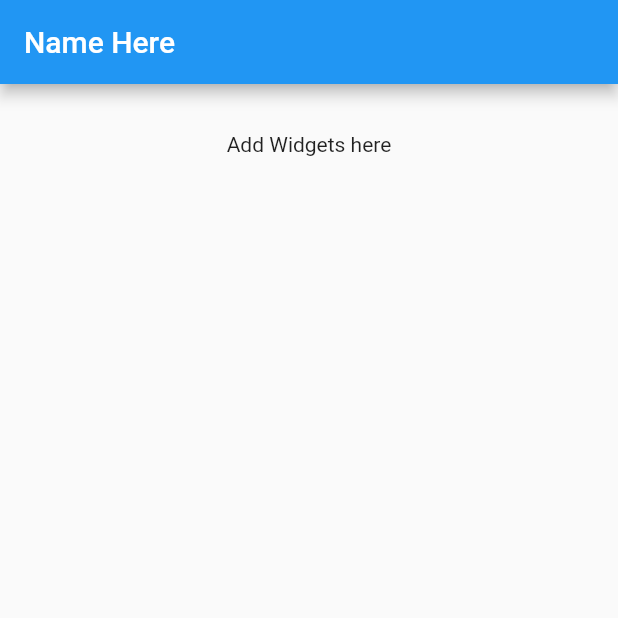
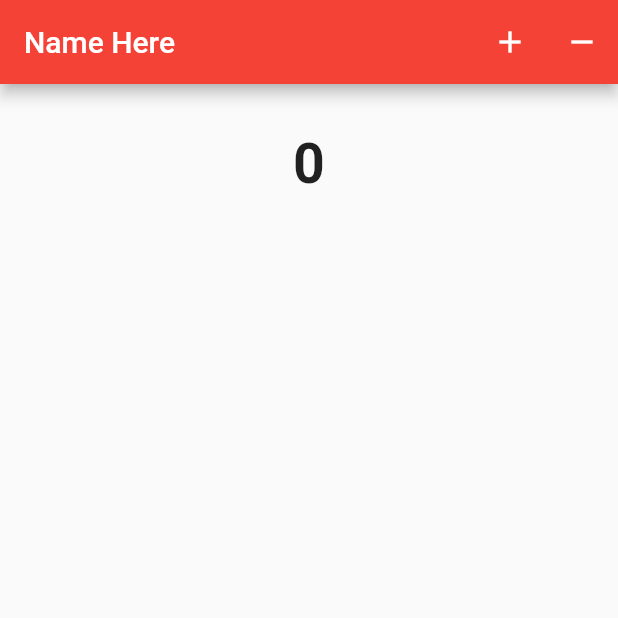
Before and after one commit to addeeandra/flutter-course-udemy, a Flutter app: the screen it shows after launch, on a phone screen of 412 x 824 dp, the top half of it. Run offline on Flutter 3.47's test engine with Material 2 defaults, Android fonts, the phone set to English and light mode, and no system bars.

Commit message:
complete scaf1-appbar

```diff
--- a/lib/main.dart
+++ b/lib/main.dart
@@ -10,17 +10,39 @@ class MyApp extends StatefulWidget {
 }
 
 class _State extends State<MyApp> {
+
+  int _value = 0;
+
+  void _add() {
+    setState(() {
+      _value++;
+    });
+  }
+
+  void _remove() {
+    setState(() {
+      _value--;
+    });
+  }
+
   @override
   Widget build(BuildContext context) {
     return Scaffold(
       appBar: AppBar(
         title: Text('Name Here'),
+        backgroundColor: Colors.red,
+        actions: <Widget>[
+          IconButton(icon: Icon(Icons.add), onPressed: _add),
+          IconButton(icon: Icon(Icons.remove), onPressed: _remove)
+        ],
       ),
       body: Container(
         padding: EdgeInsets.all(32),
         child: Center(
           child: Column(
-            children: <Widget>[Text('Add Widgets here')],
+            children: <Widget>[
+              Text(_value.toString(), style: TextStyle(fontWeight: FontWeight.bold, fontSize: 37),)
+            ],
           ),
         ),
       ),
```
